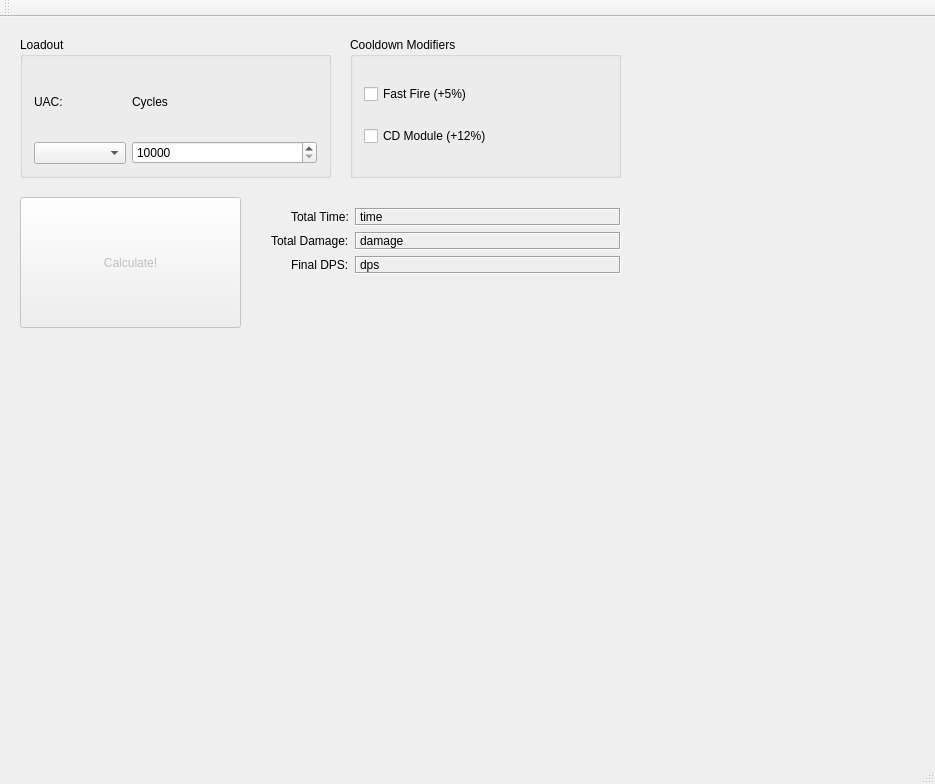
The window that uactest/uactest.ui (mark-ting/uac-test-gui) describes before a commit, drawn with Qt 5.
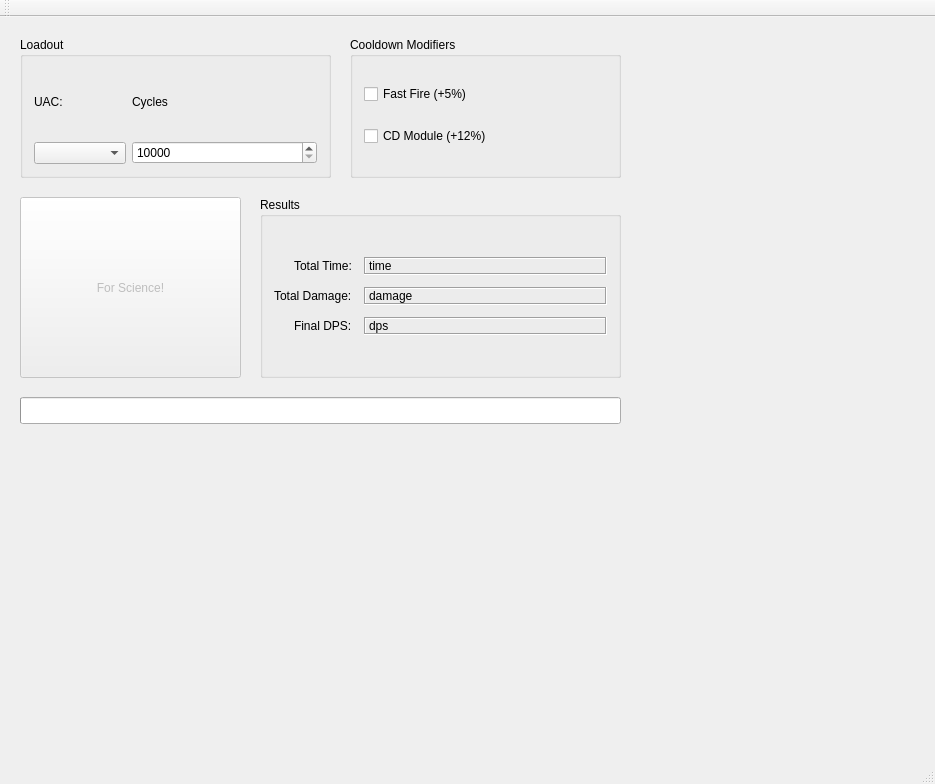
The same window after the commit.

Commit message: Added progress bar and disabled calcButton while working. (Now with 100% MORE SCIENCE.)

Diff of the .ui file:
```diff
--- a/uactest/uactest.ui
+++ b/uactest/uactest.ui
@@ -23,14 +23,14 @@
       <x>20</x>
       <y>180</y>
       <width>221</width>
-      <height>131</height>
+      <height>181</height>
      </rect>
     </property>
     <property name="toolTip">
      <string>&lt;html&gt;&lt;head/&gt;&lt;body&gt;&lt;p&gt;FOR SCIENCE!&lt;/p&gt;&lt;/body&gt;&lt;/html&gt;</string>
     </property>
     <property name="text">
-     <string>Calculate!</string>
+     <string>For Science!</string>
     </property>
    </widget>
    <widget class="QGroupBox" name="cooldownBox">
@@ -167,22 +167,61 @@
      </item>
     </layout>
    </widget>
-   <widget class="QWidget" name="layoutWidget">
+   <widget class="QProgressBar" name="progressBar">
+    <property name="geometry">
+     <rect>
+      <x>20</x>
+      <y>380</y>
+      <width>601</width>
+      <height>27</height>
+     </rect>
+    </property>
+    <property name="maximum">
+     <number>1</number>
+    </property>
+    <property name="value">
+     <number>0</number>
+    </property>
+    <property name="textVisible">
+     <bool>false</bool>
+    </property>
+    <property name="invertedAppearance">
+     <bool>false</bool>
+    </property>
+    <property name="format">
+     <string>%p%</string>
+    </property>
+   </widget>
+   <widget class="QGroupBox" name="resultBox">
     <property name="geometry">
      <rect>
       <x>260</x>
       <y>180</y>
       <width>361</width>
-      <height>131</height>
+      <height>181</height>
      </rect>
     </property>
-    <layout class="QFormLayout" name="formLayout">
+    <property name="title">
+     <string>Results</string>
+    </property>
+    <layout class="QHBoxLayout" name="horizontalLayout_2">
+     <item>
+      <layout class="QFormLayout" name="resultLayout">
      <property name="sizeConstraint">
       <enum>QLayout::SetDefaultConstraint</enum>
      </property>
      <property name="labelAlignment">
       <set>Qt::AlignRight|Qt::AlignTrailing|Qt::AlignVCenter</set>
      </property>
+       <property name="formAlignment">
+        <set>Qt::AlignLeading|Qt::AlignLeft|Qt::AlignVCenter</set>
+       </property>
+       <property name="horizontalSpacing">
+        <number>12</number>
+       </property>
+       <property name="verticalSpacing">
+        <number>12</number>
+       </property>
      <property name="rightMargin">
       <number>0</number>
      </property>
@@ -256,6 +295,8 @@
       </widget>
      </item>
     </layout>
+     </item>
+    </layout>
    </widget>
    <zorder>calcButton</zorder>
    <zorder>cooldownBox</zorder>
```
Left out of the diff: 8 changed lines with no effect on the pictures. Lines whose indentation alone changed are shown as unchanged. The commit also changes 3 other files.
